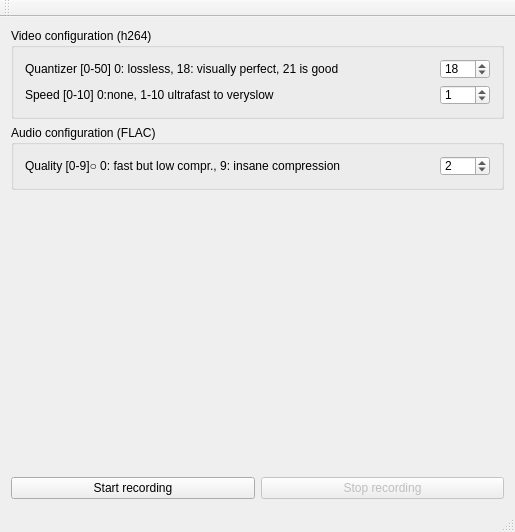
Qt form tvmainwindow.ui (Drograr/time-video-project) before a commit.
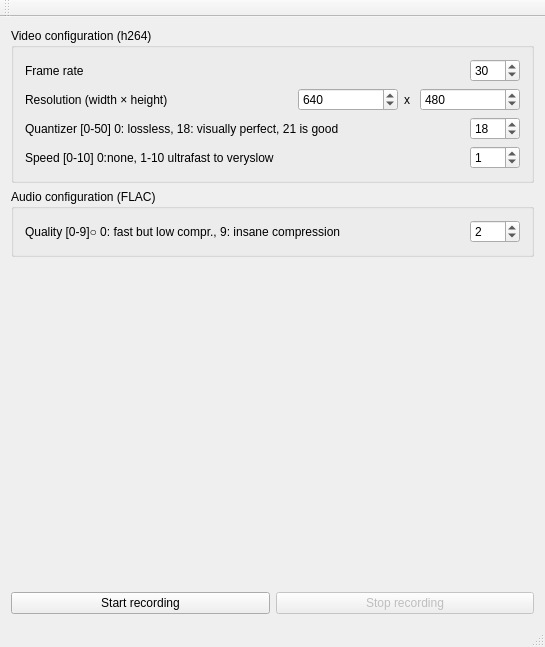
The same form after that commit.

Commit message: Framerate and video resolution added TODO: improve it by listing potential capabilities in combo boxes

```diff
--- a/tvmainwindow.ui
+++ b/tvmainwindow.ui
@@ -6,8 +6,8 @@
    <rect>
     <x>0</x>
     <y>0</y>
-    <width>515</width>
-    <height>532</height>
+    <width>545</width>
+    <height>647</height>
    </rect>
   </property>
   <property name="windowTitle">
@@ -27,6 +27,98 @@
        <property name="sizeConstraint">
         <enum>QLayout::SetMinAndMaxSize</enum>
        </property>
+       <item>
+        <layout class="QHBoxLayout" name="horizontalLayout_6">
+         <item>
+          <widget class="QLabel" name="label_6">
+           <property name="text">
+            <string>Frame rate</string>
+           </property>
+          </widget>
+         </item>
+         <item>
+          <widget class="QSpinBox" name="videoFrameRateSpinBox">
+           <property name="maximumSize">
+            <size>
+             <width>50</width>
+             <height>16777215</height>
+            </size>
+           </property>
+           <property name="minimum">
+            <number>5</number>
+           </property>
+           <property name="maximum">
+            <number>60</number>
+           </property>
+           <property name="value">
+            <number>30</number>
+           </property>
+          </widget>
+         </item>
+        </layout>
+       </item>
+       <item>
+        <layout class="QHBoxLayout" name="horizontalLayout_5">
+         <item>
+          <widget class="QLabel" name="label_4">
+           <property name="text">
+            <string>Resolution (width × height)</string>
+           </property>
+          </widget>
+         </item>
+         <item>
+          <widget class="QSpinBox" name="videoResWidthSpinBox">
+           <property name="maximumSize">
+            <size>
+             <width>100</width>
+             <height>16777215</height>
+            </size>
+           </property>
+           <property name="maximum">
+            <number>4096</number>
+           </property>
+           <property name="singleStep">
+            <number>10</number>
+           </property>
+           <property name="value">
+            <number>640</number>
+           </property>
+          </widget>
+         </item>
+         <item>
+          <widget class="QLabel" name="label_5">
+           <property name="maximumSize">
+            <size>
+             <width>10</width>
+             <height>16777215</height>
+            </size>
+           </property>
+           <property name="text">
+            <string>x</string>
+           </property>
+          </widget>
+         </item>
+         <item>
+          <widget class="QSpinBox" name="videoResHeightSpinBox">
+           <property name="maximumSize">
+            <size>
+             <width>100</width>
+             <height>16777215</height>
+            </size>
+           </property>
+           <property name="maximum">
+            <number>2160</number>
+           </property>
+           <property name="singleStep">
+            <number>10</number>
+           </property>
+           <property name="value">
+            <number>480</number>
+           </property>
+          </widget>
+         </item>
+        </layout>
+       </item>
        <item>
         <layout class="QHBoxLayout" name="horizontalLayout_2">
          <item>
@@ -47,7 +139,7 @@
            <property name="maximumSize">
             <size>
              <width>50</width>
-             <height>20</height>
+             <height>16777215</height>
             </size>
            </property>
            <property name="maximum">
@@ -80,7 +172,7 @@
            <property name="maximumSize">
             <size>
              <width>50</width>
-             <height>20</height>
+             <height>16777215</height>
             </size>
            </property>
            <property name="maximum">
@@ -126,7 +218,7 @@
          <property name="maximumSize">
           <size>
            <width>50</width>
-           <height>20</height>
+           <height>16777215</height>
           </size>
          </property>
          <property name="maximum">
```
Left out of the diff: 4 changed lines with no effect on the pictures. The commit also changes 3 other files.
